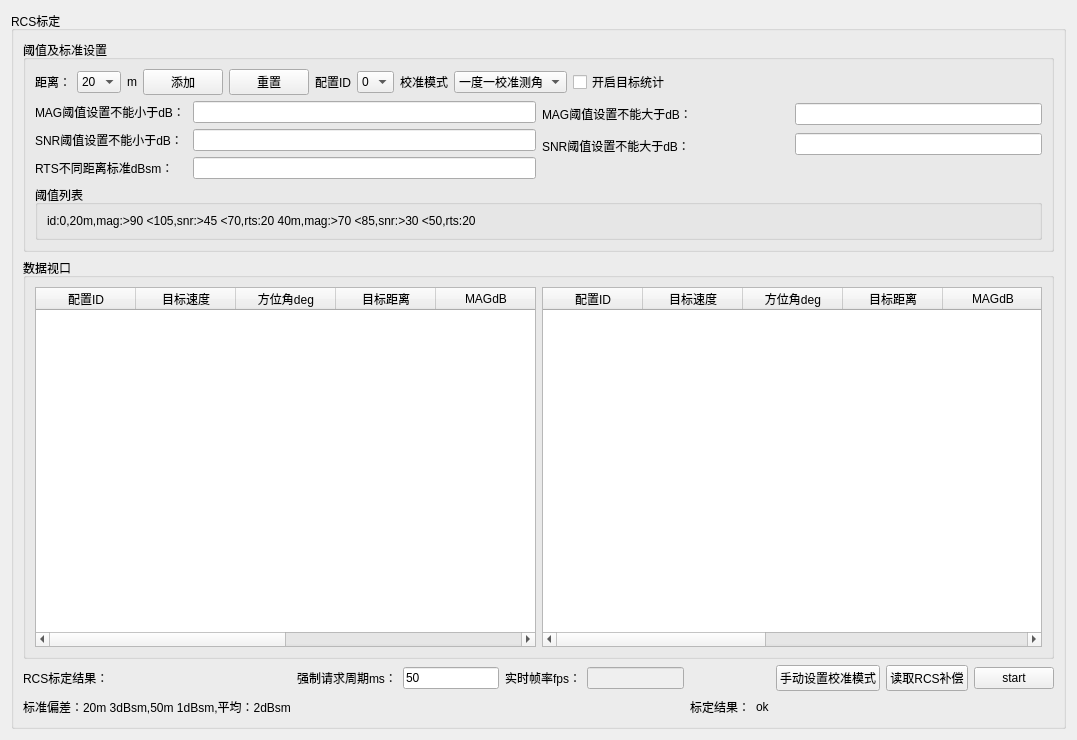
aron566/EOL_CAN_Tool, file eol_calibration_window/eol_calibration_window.ui: the form before one commit.
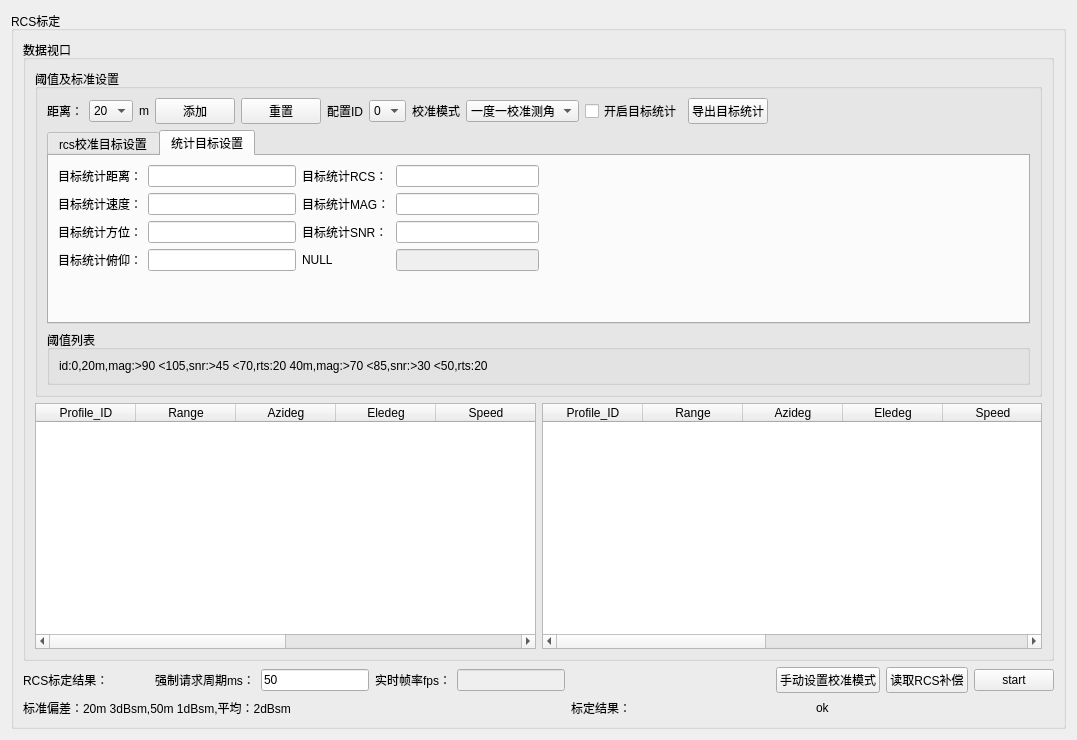
The form after the commit. The open tabs and pages were chosen to show the change.

Commit message: <feat>: <1、rcs校准页面增加筛选功能 2、增加导出统计功能>

Patch:
```diff
--- a/eol_calibration_window/eol_calibration_window.ui
+++ b/eol_calibration_window/eol_calibration_window.ui
@@ -19,28 +19,20 @@
      <property name="title">
       <string>RCS标定</string>
      </property>
-     <layout class="QGridLayout" name="gridLayout_8">
-      <item row="2" column="4">
-       <widget class="QLineEdit" name="fps_lineEdit">
-        <property name="enabled">
-         <bool>false</bool>
+     <layout class="QGridLayout" name="gridLayout_6">
+      <item row="0" column="0" colspan="2">
+       <widget class="QGroupBox" name="mag_snr_data_view_groupBox">
+        <property name="title">
+         <string>数据视口</string>
         </property>
-       </widget>
-      </item>
-      <item row="3" column="5">
-       <widget class="QLabel" name="rcs_rsl_state_label">
-        <property name="text">
-         <string>标定结果：</string>
-        </property>
-       </widget>
-      </item>
-      <item row="0" column="0" colspan="10">
+        <layout class="QGridLayout" name="gridLayout_5">
+         <item row="0" column="0" colspan="2">
        <widget class="QGroupBox" name="threshold_groupBox">
         <property name="title">
          <string>阈值及标准设置</string>
         </property>
-        <layout class="QGridLayout" name="gridLayout">
-         <item row="0" column="0" colspan="2">
+           <layout class="QGridLayout" name="gridLayout_3">
+            <item row="0" column="0">
           <layout class="QHBoxLayout" name="horizontalLayout_3">
            <item>
             <widget class="QLabel" name="distance_label">
@@ -148,6 +140,13 @@
              </property>
             </widget>
            </item>
+              <item>
+               <widget class="QPushButton" name="export_total_list_pushButton">
+                <property name="text">
+                 <string>导出目标统计</string>
+                </property>
+               </widget>
+              </item>
            <item>
             <spacer name="horizontalSpacer">
              <property name="orientation">
@@ -164,6 +163,31 @@
           </layout>
          </item>
          <item row="1" column="0">
+             <widget class="QTabWidget" name="target_set_tabWidget">
+              <property name="currentIndex">
+               <number>0</number>
+              </property>
+              <widget class="QWidget" name="rcs_target_set">
+               <attribute name="title">
+                <string>rcs校准目标设置</string>
+               </attribute>
+               <layout class="QGridLayout" name="gridLayout">
+                <item row="0" column="1">
+                 <spacer name="horizontalSpacer_6">
+                  <property name="orientation">
+                   <enum>Qt::Horizontal</enum>
+                  </property>
+                  <property name="sizeHint" stdset="0">
+                   <size>
+                    <width>40</width>
+                    <height>20</height>
+                   </size>
+                  </property>
+                 </spacer>
+                </item>
+                <item row="0" column="0">
+                 <layout class="QHBoxLayout" name="horizontalLayout_7">
+                  <item>
           <layout class="QHBoxLayout" name="horizontalLayout">
            <item>
             <layout class="QVBoxLayout" name="verticalLayout_4">
@@ -193,19 +217,31 @@
            <item>
             <layout class="QVBoxLayout" name="verticalLayout">
              <item>
-              <widget class="QLineEdit" name="mag_threshold_min_lineEdit"/>
+                       <widget class="QLineEdit" name="mag_threshold_min_lineEdit">
+                        <property name="text">
+                         <string>0</string>
+                        </property>
+                       </widget>
              </item>
              <item>
-              <widget class="QLineEdit" name="snr_threshold_min_lineEdit"/>
+                       <widget class="QLineEdit" name="snr_threshold_min_lineEdit">
+                        <property name="text">
+                         <string>0</string>
+                        </property>
+                       </widget>
              </item>
              <item>
-              <widget class="QLineEdit" name="rts_lineEdit"/>
+                       <widget class="QLineEdit" name="rts_lineEdit">
+                        <property name="text">
+                         <string>0</string>
+                        </property>
+                       </widget>
              </item>
             </layout>
            </item>
           </layout>
          </item>
-         <item row="1" column="1">
+                  <item>
           <layout class="QHBoxLayout" name="horizontalLayout_2">
            <item>
             <layout class="QVBoxLayout" name="verticalLayout_3">
@@ -224,30 +260,65 @@
               </widget>
              </item>
              <item>
-              <spacer name="horizontalSpacer_2">
-               <property name="orientation">
-                <enum>Qt::Horizontal</enum>
-               </property>
-               <property name="sizeHint" stdset="0">
-                <size>
-                 <width>40</width>
-                 <height>20</height>
-                </size>
-               </property>
-              </spacer>
+                       <widget class="QLabel" name="null2_label">
+                        <property name="text">
+                         <string>NULL</string>
+                        </property>
+                       </widget>
              </item>
             </layout>
            </item>
            <item>
             <layout class="QVBoxLayout" name="verticalLayout_2">
              <item>
-              <widget class="QLineEdit" name="mag_threshold_max_lineEdit"/>
+                       <widget class="QLineEdit" name="mag_threshold_max_lineEdit">
+                        <property name="text">
+                         <string>0</string>
+                        </property>
+                       </widget>
              </item>
              <item>
-              <widget class="QLineEdit" name="snr_threshold_max_lineEdit"/>
+                       <widget class="QLineEdit" name="snr_threshold_max_lineEdit">
+                        <property name="text">
+                         <string>0</string>
+                        </property>
+                       </widget>
              </item>
              <item>
-              <spacer name="horizontalSpacer_5">
+                       <widget class="QLineEdit" name="null2_lineEdit">
+                        <property name="enabled">
+                         <bool>false</bool>
+                        </property>
+                       </widget>
+                      </item>
+                     </layout>
+                    </item>
+                   </layout>
+                  </item>
+                 </layout>
+                </item>
+                <item row="1" column="0">
+                 <spacer name="verticalSpacer">
+                  <property name="orientation">
+                   <enum>Qt::Vertical</enum>
+                  </property>
+                  <property name="sizeHint" stdset="0">
+                   <size>
+                    <width>20</width>
+                    <height>40</height>
+                   </size>
+                  </property>
+                 </spacer>
+                </item>
+               </layout>
+              </widget>
+              <widget class="QWidget" name="total_target_set">
+               <attribute name="title">
+                <string>统计目标设置</string>
+               </attribute>
+               <layout class="QGridLayout" name="gridLayout_2">
+                <item row="0" column="1">
+                 <spacer name="horizontalSpacer_7">
                <property name="orientation">
                 <enum>Qt::Horizontal</enum>
                </property>
@@ -259,16 +330,141 @@
                </property>
               </spacer>
              </item>
-            </layout>
-           </item>
-          </layout>
-         </item>
-         <item row="2" column="0" colspan="2">
+                <item row="0" column="0">
+                 <layout class="QHBoxLayout" name="horizontalLayout_6">
+                  <item>
+                   <layout class="QHBoxLayout" name="horizontalLayout_4">
+                    <item>
+                     <layout class="QVBoxLayout" name="verticalLayout_5">
+                      <item>
+                       <widget class="QLabel" name="target_total_range_label">
+                        <property name="text">
+                         <string>目标统计距离：</string>
+                        </property>
+                       </widget>
+                      </item>
+                      <item>
+                       <widget class="QLabel" name="target_total_velocity_label">
+                        <property name="text">
+                         <string>目标统计速度：</string>
+                        </property>
+                       </widget>
+                      </item>
+                      <item>
+                       <widget class="QLabel" name="target_total_azi_label">
+                        <property name="text">
+                         <string>目标统计方位：</string>
+                        </property>
+                       </widget>
+                      </item>
+                      <item>
+                       <widget class="QLabel" name="target_total_ele_label">
+                        <property name="text">
+                         <string>目标统计俯仰：</string>
+                        </property>
+                       </widget>
+                      </item>
+                     </layout>
+                    </item>
+                    <item>
+                     <layout class="QVBoxLayout" name="verticalLayout_7">
+                      <item>
+                       <widget class="QLineEdit" name="target_total_range_lineEdit"/>
+                      </item>
+                      <item>
+                       <widget class="QLineEdit" name="target_total_velocity_lineEdit"/>
+                      </item>
+                      <item>
+                       <widget class="QLineEdit" name="target_total_azi_lineEdit"/>
+                      </item>
+                      <item>
+                       <widget class="QLineEdit" name="target_total_ele_lineEdit"/>
+                      </item>
+                     </layout>
+                    </item>
+                   </layout>
+                  </item>
+                  <item>
+                   <layout class="QHBoxLayout" name="horizontalLayout_5">
+                    <item>
+                     <layout class="QVBoxLayout" name="verticalLayout_6">
+                      <item>
+                       <widget class="QLabel" name="target_total_rcs_label">
+                        <property name="text">
+                         <string>目标统计RCS：</string>
+                        </property>
+                       </widget>
+                      </item>
+                      <item>
+                       <widget class="QLabel" name="target_total_mag_label">
+                        <property name="text">
+                         <string>目标统计MAG：</string>
+                        </property>
+                       </widget>
+                      </item>
+                      <item>
+                       <widget class="QLabel" name="target_total_snr_label">
+                        <property name="text">
+                         <string>目标统计SNR：</string>
+                        </property>
+                       </widget>
+                      </item>
+                      <item>
+                       <widget class="QLabel" name="null_label">
+                        <property name="text">
+                         <string>NULL</string>
+                        </property>
+                       </widget>
+                      </item>
+                     </layout>
+                    </item>
+                    <item>
+                     <layout class="QVBoxLayout" name="verticalLayout_8">
+                      <item>
+                       <widget class="QLineEdit" name="target_total_rcs_lineEdit"/>
+                      </item>
+                      <item>
+                       <widget class="QLineEdit" name="target_total_mag_lineEdit"/>
+                      </item>
+                      <item>
+                       <widget class="QLineEdit" name="target_total_snr_lineEdit"/>
+                      </item>
+                      <item>
+                       <widget class="QLineEdit" name="null_lineEdit">
+                        <property name="enabled">
+                         <bool>false</bool>
+                        </property>
+                       </widget>
+                      </item>
+                     </layout>
+                    </item>
+                   </layout>
+                  </item>
+                 </layout>
+                </item>
+                <item row="1" column="0">
+                 <spacer name="verticalSpacer_2">
+                  <property name="orientation">
+                   <enum>Qt::Vertical</enum>
+                  </property>
+                  <property name="sizeHint" stdset="0">
+                   <size>
+                    <width>20</width>
+                    <height>40</height>
+                   </size>
+                  </property>
+                 </spacer>
+                </item>
+               </layout>
+              </widget>
+             </widget>
+            </item>
+            <item row="2" column="0">
           <widget class="QGroupBox" name="threshold_list_groupBox">
            <property name="title">
             <string>阈值列表</string>
            </property>
-           <layout class="QGridLayout" name="gridLayout_5">
+              <layout class="QGridLayout" name="gridLayout_4">
             <item row="0" column="0">
              <widget class="QLabel" name="threshold_list_label">
               <property name="text">
@@ -282,163 +478,163 @@
         </layout>
        </widget>
       </item>
-      <item row="2" column="0">
+         <item row="1" column="0">
+          <widget class="QTableWidget" name="tableWidget">
+           <attribute name="verticalHeaderMinimumSectionSize">
+            <number>23</number>
+           </attribute>
+           <column>
+            <property name="text">
+             <string>Profile_ID</string>
+            </property>
+           </column>
+           <column>
+            <property name="text">
+             <string>Range</string>
+            </property>
+           </column>
+           <column>
+            <property name="text">
+             <string>Azideg</string>
+            </property>
+           </column>
+           <column>
+            <property name="text">
+             <string>Eledeg</string>
+            </property>
+           </column>
+           <column>
+            <property name="text">
+             <string>Speed</string>
+            </property>
+           </column>
+           <column>
+            <property name="text">
+             <string>RCSdBsm</string>
+            </property>
+           </column>
+           <column>
+            <property name="text">
+             <string>SNRdB</string>
+            </property>
+           </column>
+           <column>
+            <property name="text">
+             <string>MAGdB</string>
+            </property>
+           </column>
+          </widget>
+         </item>
+         <item row="1" column="1">
+          <widget class="QTableWidget" name="target_cnt_tableWidget">
+           <attribute name="verticalHeaderMinimumSectionSize">
+            <number>23</number>
+           </attribute>
+           <column>
+            <property name="text">
+             <string>Profile_ID</string>
+            </property>
+           </column>
+           <column>
+            <property name="text">
+             <string>Range</string>
+            </property>
+           </column>
+           <column>
+            <property name="text">
+             <string>Azideg</string>
+            </property>
+           </column>
+           <column>
+            <property name="text">
+             <string>Eledeg</string>
+            </property>
+           </column>
+           <column>
+            <property name="text">
+             <string>Speed</string>
+            </property>
+           </column>
+           <column>
+            <property name="text">
+             <string>RCSdBsm</string>
+            </property>
+           </column>
+           <column>
+            <property name="text">
+             <string>SNRdB</string>
+            </property>
+           </column>
+           <column>
+            <property name="text">
+             <string>MAGdB</string>
+            </property>
+           </column>
+           <column>
+            <property name="text">
+             <string>Alive</string>
+            </property>
+           </column>
+          </widget>
+         </item>
+        </layout>
+       </widget>
+      </item>
+      <item row="1" column="0">
+       <layout class="QHBoxLayout" name="horizontalLayout_11">
+        <item>
        <widget class="QLabel" name="rcs_label">
         <property name="text">
          <string>RCS标定结果：</string>
         </property>
        </widget>
       </item>
-      <item row="2" column="8">
-       <widget class="QPushButton" name="read_rcs_offset_pushButton">
-        <property name="text">
-         <string>读取RCS补偿</string>
-        </property>
-       </widget>
-      </item>
-      <item row="3" column="0">
-       <widget class="QLabel" name="rcs_rsl_label">
-        <property name="text">
-         <string>标准偏差：20m 3dBsm,50m 1dBsm,平均：2dBsm</string>
-        </property>
-       </widget>
-      </item>
-      <item row="2" column="1">
+        <item>
+         <spacer name="horizontalSpacer_3">
+          <property name="orientation">
+           <enum>Qt::Horizontal</enum>
+          </property>
+          <property name="sizeHint" stdset="0">
+           <size>
+            <width>40</width>
+            <height>20</height>
+           </size>
+          </property>
+         </spacer>
+        </item>
+        <item>
        <widget class="QLabel" name="refresh_time_label">
         <property name="text">
          <string>强制请求周期ms：</string>
         </property>
        </widget>
       </item>
-      <item row="2" column="5" colspan="2">
-       <spacer name="horizontalSpacer_3">
-        <property name="orientation">
-         <enum>Qt::Horizontal</enum>
-        </property>
-        <property name="sizeHint" stdset="0">
-         <size>
-          <width>40</width>
-          <height>20</height>
-         </size>
-        </property>
-       </spacer>
-      </item>
-      <item row="1" column="0" colspan="10">
-       <widget class="QGroupBox" name="mag_snr_data_view_groupBox">
-        <property name="title">
-         <string>数据视口</string>
-        </property>
-        <layout class="QGridLayout" name="gridLayout_2">
-         <item row="0" column="0">
-          <widget class="QTableWidget" name="tableWidget">
-           <attribute name="verticalHeaderMinimumSectionSize">
-            <number>23</number>
-           </attribute>
-           <column>
+        <item>
+         <widget class="QLineEdit" name="refresh_time_lineEdit">
             <property name="text">
-             <string>配置ID</string>
-            </property>
-           </column>
-           <column>
-            <property name="text">
-             <string>目标速度</string>
-            </property>
-           </column>
-           <column>
-            <property name="text">
-             <string>方位角deg</string>
-            </property>
-           </column>
-           <column>
-            <property name="text">
-             <string>目标距离</string>
-            </property>
-           </column>
-           <column>
-            <property name="text">
-             <string>MAGdB</string>
-            </property>
-           </column>
-           <column>
-            <property name="text">
-             <string>RCSdB</string>
-            </property>
-           </column>
-           <column>
-            <property name="text">
-             <string>SNRdB</string>
-            </property>
-           </column>
-           <column>
-            <property name="text">
-             <string>俯仰角deg</string>
-            </property>
-           </column>
-          </widget>
-         </item>
-         <item row="0" column="1">
-          <widget class="QTableWidget" name="target_cnt_tableWidget">
-           <attribute name="verticalHeaderMinimumSectionSize">
-            <number>23</number>
-           </attribute>
-           <column>
-            <property name="text">
-             <string>配置ID</string>
-            </property>
-           </column>
-           <column>
-            <property name="text">
-             <string>目标速度</string>
-            </property>
-           </column>
-           <column>
-            <property name="text">
-             <string>方位角deg</string>
-            </property>
-           </column>
-           <column>
-            <property name="text">
-             <string>目标距离</string>
-            </property>
-           </column>
-           <column>
-            <property name="text">
-             <string>MAGdB</string>
-            </property>
-           </column>
-           <column>
-            <property name="text">
-             <string>RCSdB</string>
-            </property>
-           </column>
-           <column>
-            <property name="text">
-             <string>SNRdB</string>
-            </property>
-           </column>
-           <column>
-            <property name="text">
-             <string>俯仰角deg</string>
-            </property>
-           </column>
-           <column>
-            <property name="text">
-             <string>目标存在率</string>
-            </property>
-           </column>
-          </widget>
-         </item>
-        </layout>
-       </widget>
-      </item>
-      <item row="2" column="3">
+           <string>50</string>
+          </property>
+         </widget>
+        </item>
+        <item>
        <widget class="QLabel" name="fps_label">
         <property name="text">
          <string>实时帧率fps：</string>
         </property>
        </widget>
       </item>
-      <item row="3" column="9">
+        <item>
+         <widget class="QLineEdit" name="fps_lineEdit">
+          <property name="enabled">
+           <bool>false</bool>
+          </property>
+         </widget>
+        </item>
+       </layout>
+      </item>
+      <item row="1" column="1">
+       <layout class="QHBoxLayout" name="horizontalLayout_13">
+        <item>
        <spacer name="horizontalSpacer_4">
         <property name="orientation">
          <enum>Qt::Horizontal</enum>
@@ -451,33 +647,53 @@
         </property>
        </spacer>
       </item>
-      <item row="2" column="9">
+        <item>
+         <widget class="QPushButton" name="set_cali_mode_pushButton">
+          <property name="text">
+           <string>手动设置校准模式</string>
+          </property>
+         </widget>
+        </item>
+        <item>
+         <widget class="QPushButton" name="read_rcs_offset_pushButton">
+          <property name="text">
+           <string>读取RCS补偿</string>
+          </property>
+         </widget>
+        </item>
+        <item>
        <widget class="QPushButton" name="test_start_pushButton">
         <property name="text">
          <string>start</string>
         </property>
        </widget>
       </item>
-      <item row="2" column="2">
-       <widget class="QLineEdit" name="refresh_time_lineEdit">
+       </layout>
+      </item>
+      <item row="2" column="0">
+       <widget class="QLabel" name="rcs_rsl_label">
         <property name="text">
-         <string>50</string>
+         <string>标准偏差：20m 3dBsm,50m 1dBsm,平均：2dBsm</string>
         </property>
        </widget>
       </item>
-      <item row="3" column="6">
+      <item row="2" column="1">
+       <layout class="QHBoxLayout" name="horizontalLayout_12">
+        <item>
+         <widget class="QLabel" name="rcs_rsl_state_label">
+          <property name="text">
+           <string>标定结果：</string>
+          </property>
+         </widget>
+        </item>
+        <item>
        <widget class="QLabel" name="rcs_rsl_state_show_label">
         <property name="text">
          <string>ok</string>
         </property>
        </widget>
       </item>
-      <item row="2" column="7">
-       <widget class="QPushButton" name="set_cali_mode_pushButton">
-        <property name="text">
-         <string>手动设置校准模式</string>
-        </property>
-       </widget>
+       </layout>
       </item>
      </layout>
     </widget>
```
Left out of the diff: 2 changed lines with no effect on the pictures. Lines whose indentation alone changed are shown as unchanged. The commit also changes 13 other files.
